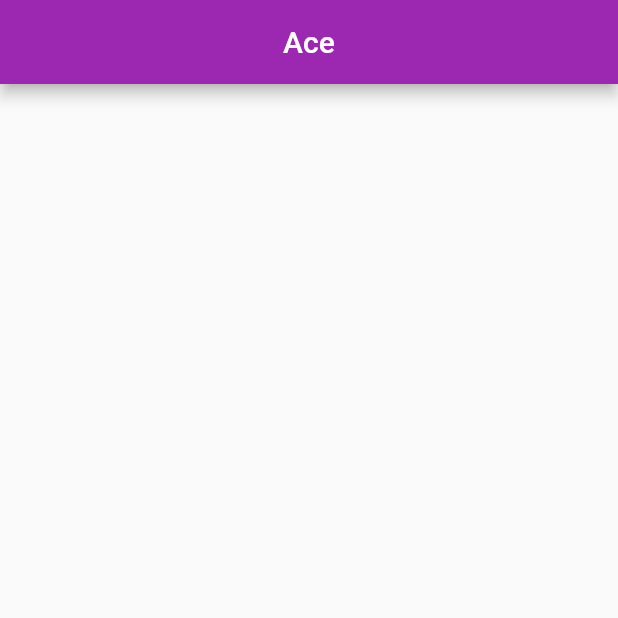
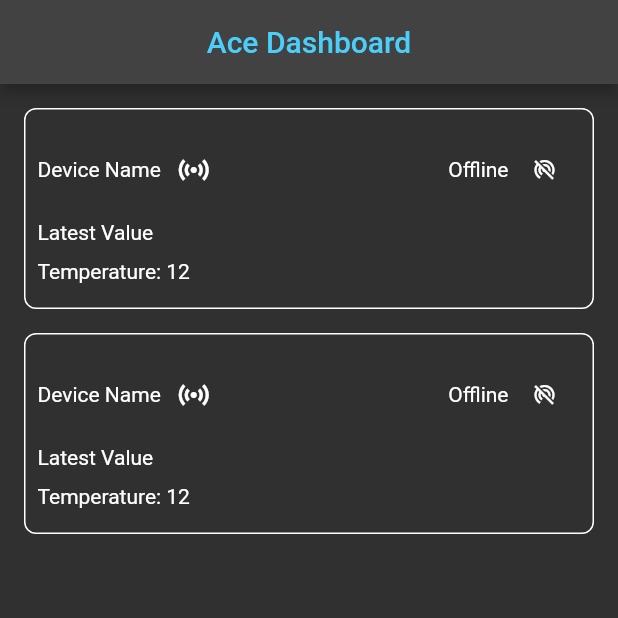
Before and after one commit to javeke/ace-mobile, a Flutter app: the screen it shows after launch, on a phone screen of 412 x 824 dp, the top half of it. Run offline on Flutter 3.47's test engine with Material 2 defaults, Android fonts, the light colour scheme and no system bars.

Commit message:
started homepage and updated README

```diff
--- a/lib/ace_app.dart
+++ b/lib/ace_app.dart
@@ -7,8 +7,8 @@ class AceApplication extends StatelessWidget {
     return MaterialApp(
       title: "Ace Mobile",
       debugShowCheckedModeBanner: false,
-      darkTheme: ThemeData(primarySwatch: Colors.deepPurple),
-      theme: ThemeData(primarySwatch: Colors.purple),
+      themeMode: ThemeMode.dark,
+      darkTheme: ThemeData.dark(),
       home: Home(),
     );
   }
--- /dev/null
+++ b/lib/components/home_card.dart
@@ -0,0 +1,66 @@
+import 'package:flutter/material.dart';
+
+class HomeCard extends StatefulWidget {
+  @override
+  _HomeCardState createState() => _HomeCardState();
+}
+
+class _HomeCardState extends State<HomeCard> {
+  bool isOn = false;
+  int sensorValue = 12;
+
+  void handleStateChange() {
+    setState(() {
+      isOn = !isOn;
+    });
+  }
+
+  @override
+  Widget build(BuildContext context) {
+    return Container(
+      margin: EdgeInsets.all(8.0),
+      decoration: BoxDecoration(
+        border: Border.all(color: Colors.white),
+        borderRadius: BorderRadius.all(Radius.circular(8.0)),
+      ),
+      child: Padding(
+        padding: const EdgeInsets.symmetric(vertical: 16.0, horizontal: 8.0),
+        child: Column(
+          crossAxisAlignment: CrossAxisAlignment.start,
+          children: [
+            Row(
+              mainAxisAlignment: MainAxisAlignment.spaceBetween,
+              crossAxisAlignment: CrossAxisAlignment.center,
+              children: [
+                Row(
+                  children: [
+                    Text("Device Name"),
+                    SizedBox(width: 10),
+                    Icon(Icons.sensors),
+                  ],
+                ),
+                Row(
+                  children: [
+                    Text("Offline"),
+                    IconButton(
+                      iconSize: 16,
+                      splashRadius: 16,
+                      icon: Icon(isOn
+                          ? Icons.wifi_tethering
+                          : Icons.portable_wifi_off_sharp),
+                      onPressed: handleStateChange,
+                    )
+                  ],
+                )
+              ],
+            ),
+            SizedBox(height: 10),
+            Text("Latest Value"),
+            SizedBox(height: 10),
+            Text("Temperature: $sensorValue"),
+          ],
+        ),
+      ),
+    );
+  }
+}
--- a/lib/views/home.dart
+++ b/lib/views/home.dart
@@ -1,3 +1,4 @@
+import 'package:acemobile/components/home_card.dart';
 import 'package:flutter/material.dart';
 
 class Home extends StatelessWidget {
@@ -5,8 +6,22 @@ class Home extends StatelessWidget {
   Widget build(BuildContext context) {
     return Scaffold(
       appBar: AppBar(
-        title: Text("Ace"),
+        title: Text(
+          "Ace Dashboard",
+          style: TextStyle(
+            color: Color(0xFF4BCFFA),
+          ),
+        ),
         centerTitle: true,
+      ),
+      body: SafeArea(
+        minimum: EdgeInsets.all(8.0),
+        child: Column(
+          children: [
+            HomeCard(),
+            HomeCard(),
+          ],
+        ),
       ),
     );
   }
```
Also changed, not shown: 1 other file.
